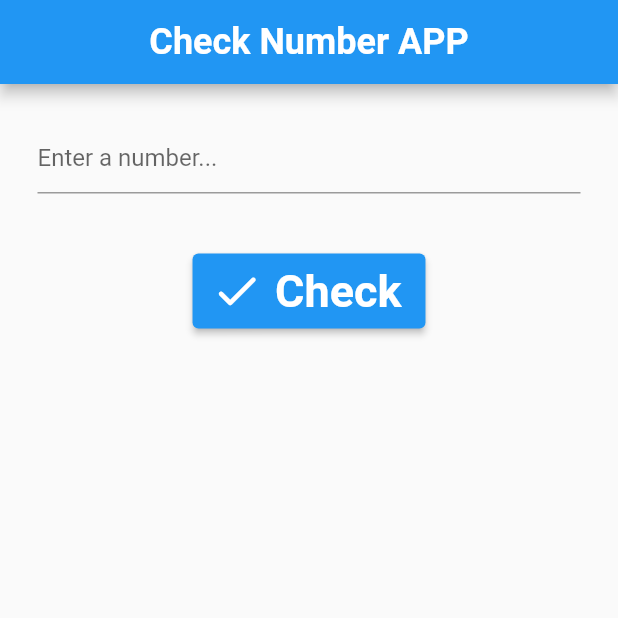
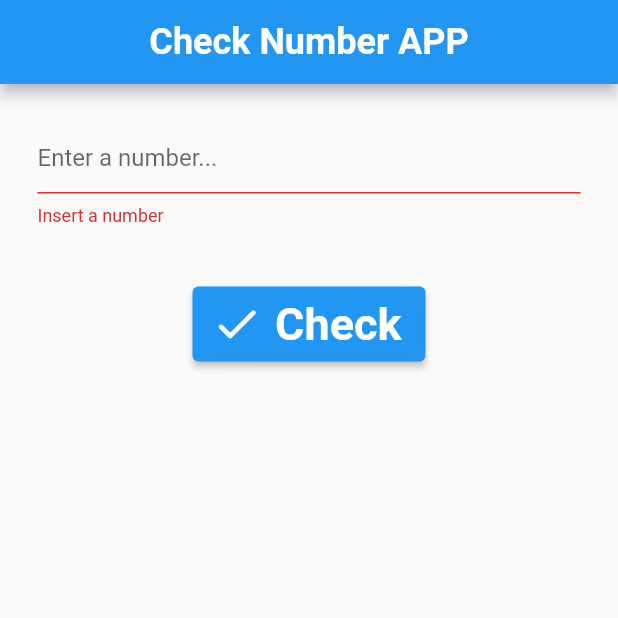
Before and after one commit to dragos4161/GAD_DragosDIMA, a Flutter app: the screen it shows after launch, after a tap on "Check", on a phone screen of 412 x 824 dp, the top half of it. Run offline on Flutter 3.47's test engine with Material 2 defaults, Android fonts, the light colour scheme and no system bars.

Commit message:
Added showDialog, it works, but the logic behind finding if the number is ferfect square/cube works, but not for all numbers.

```diff
--- a/lib/meeting3/check_number.dart
+++ b/lib/meeting3/check_number.dart
@@ -1,3 +1,5 @@
+import 'dart:math';
+
 import 'package:flutter/material.dart';
 
 class CheckNumber extends StatefulWidget {
@@ -10,11 +12,11 @@ class CheckNumber extends StatefulWidget {
 class _CheckNumberState extends State<CheckNumber> {
   final TextEditingController _inputController = TextEditingController();
 
-  int? inputNumber;
+  num? inputNumber;
 
   String? notNumberMessage;
 
-  String displayMessage = 'Nothing';
+  String displayMessage = '';
 
   String message = 'Enter a number!';
 
@@ -54,7 +56,55 @@ class _CheckNumberState extends State<CheckNumber> {
               style: const ButtonStyle(
                 minimumSize: MaterialStatePropertyAll<Size>(Size(100, 50)),
               ),
-              onPressed: () {},
+              onPressed: () {
+                displayMessage = '';
+                setState(
+                  () {
+                    inputNumber = double.tryParse(_inputController.text);
+
+                    if (inputNumber != null) {
+                      final double thirdOrdinRoot = pow(inputNumber!, 1 / 3).toDouble();
+                      final double squaredRoot = pow(inputNumber!, 1 / 2).toDouble();
+                      final double squareProd = squaredRoot * squaredRoot;
+                      final double cubeProd = thirdOrdinRoot * thirdOrdinRoot * thirdOrdinRoot;
+                      final int squareProdInt = squaredRoot.toInt() * squaredRoot.toInt();
+                      final int cubeProdInt = thirdOrdinRoot.toInt() * thirdOrdinRoot.toInt() * thirdOrdinRoot.toInt();
+                      if (squareProd == squareProdInt && cubeProd == cubeProdInt) {
+                        displayMessage = '$inputNumber is perfect square and perfect cube';
+                      } else if (squareProd == squareProdInt) {
+                        displayMessage = '$inputNumber is perfect square ';
+                      } else if (cubeProd == cubeProdInt) {
+                        displayMessage = '$inputNumber is perfect cube ';
+                      } else {
+                        displayMessage = '$inputNumber is neither perfect square nor perfect cube';
+                      }
+                      notNumberMessage = null;
+
+                      showDialog<void>(
+                        context: context,
+                        builder: (BuildContext context) => AlertDialog(
+                          title: const Text('Checking number...'),
+                          content: Text(displayMessage),
+                          actions: <Widget>[
+                            TextButton(
+                              onPressed: () {
+                                Navigator.of(context).pop();
+                              },
+                              child: Container(
+                                color: Colors.grey,
+                                padding: const EdgeInsets.all(14),
+                                child: const Text('OK'),
+                              ),
+                            ),
+                          ],
+                        ),
+                      );
+                    } else {
+                      notNumberMessage = 'Insert a number';
+                    }
+                  },
+                );
+              },
               icon: const Icon(
                 Icons.check_rounded,
                 size: 35,
@@ -67,9 +117,6 @@ class _CheckNumberState extends State<CheckNumber> {
                 ),
               ),
             ),
-            const SizedBox(
-              height: 40,
-            ),
           ],
         ),
       ),
```
